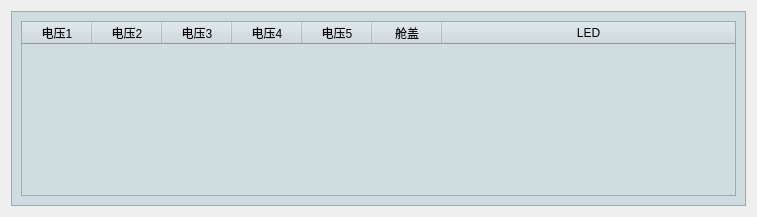
Before: the Qt Designer form terminal/TableView/crecv34hdialog.ui in shanlizi/QT_GF_Software, drawn with Qt 5.
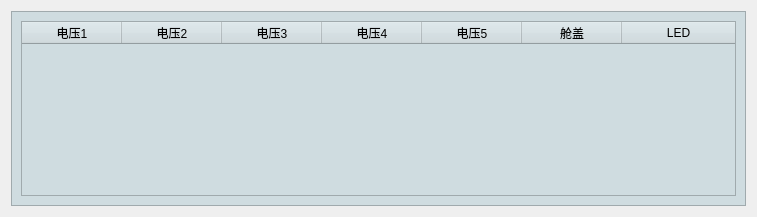
After: the same form once the commit is applied.

Commit message: 修改Recv34HMsg LED显示状态 33H中ADC显示补码 13H中添加快速设置是按钮

Patch:
```diff
--- a/terminal/TableView/crecv34hdialog.ui
+++ b/terminal/TableView/crecv34hdialog.ui
@@ -29,7 +29,7 @@
       <item>
        <widget class="QTableWidget" name="tableWidget_34H">
         <attribute name="horizontalHeaderDefaultSectionSize">
-         <number>70</number>
+         <number>100</number>
         </attribute>
         <attribute name="horizontalHeaderStretchLastSection">
          <bool>true</bool>
```
The commit also changes 7 other files.
